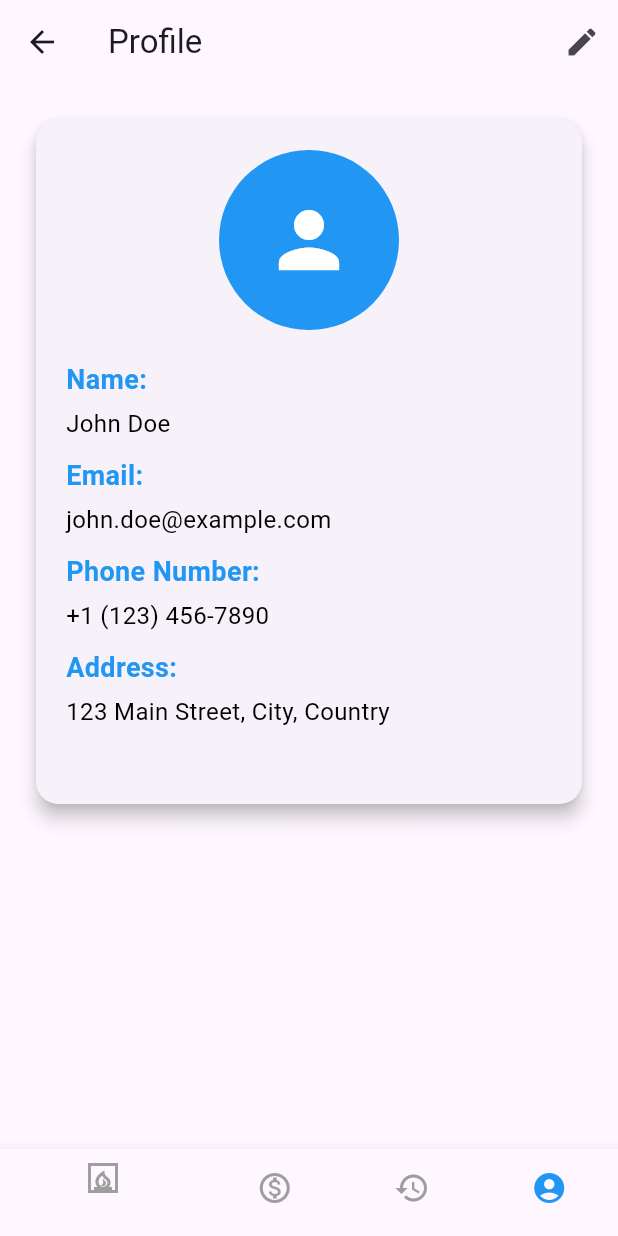
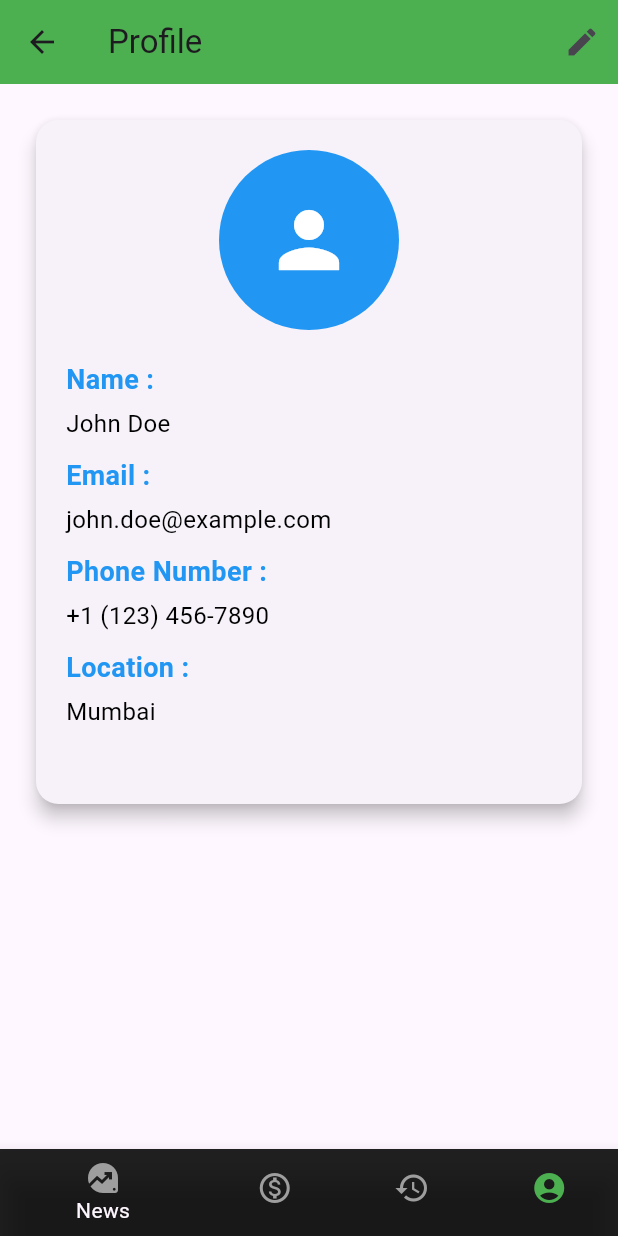
Before and after one commit to SiddheshMore24/WidgetWizards_2.4.1, a Flutter app: the NavBar screen opened directly, item 4 of the bottom bar chosen, on a phone screen of 412 x 824 dp. Run offline on Flutter 3.47's test engine with Material 3 defaults, Android fonts, the phone set to English and light mode, and no system bars; our stand-ins replace firebase_auth, firebase_core, flutter_spinkit, google_fonts; accounts and stored records are empty; network calls fail.

Commit message:
Update Design

```diff
--- a/lib/NavBar.dart
+++ b/lib/NavBar.dart
@@ -3,7 +3,6 @@ import 'package:widget_wizards/view/donate.dart';
 import 'package:widget_wizards/view/news.dart';
 import 'package:widget_wizards/view/transaction.dart';
 import 'package:widget_wizards/view/user_profile.dart';
-
 import 'model/user.dart';
 
 class NavBar extends StatefulWidget {
@@ -19,7 +18,7 @@ class _NavBarState extends State<NavBar> {
     name: 'John Doe',
     email: 'john.doe@example.com',
     phoneNumber: '+1 (123) 456-7890',
-    address: '123 Main Street, City, Country',
+    location: 'Mumbai',
   );
 
   void selectItem(int idx) {
@@ -49,12 +48,14 @@ class _NavBarState extends State<NavBar> {
         onTap: selectItem,
         items: [
           BottomNavigationBarItem(
+            backgroundColor: Colors.black87,
             icon: Icon(
-              Icons.fireplace_outlined,
-              color: index == 0 ? Colors.blue : Colors.grey,
+              Icons.data_exploration,
+              color: index == 0 ? Colors.white : Colors.grey,
             ),
             label: "News",
           ),
+
           BottomNavigationBarItem(
             icon: Icon(
               Icons.monetization_on_outlined,
@@ -62,17 +63,19 @@ class _NavBarState extends State<NavBar> {
             ),
             label: "Donation",
           ),
+
           BottomNavigationBarItem(
             icon: Icon(
               Icons.history,
-              color: index == 2 ? Colors.blue : Colors.grey,
+              color: index == 2 ? Colors.teal : Colors.grey,
             ),
             label: "Transaction",
           ),
+
           BottomNavigationBarItem(
             icon: Icon(
               Icons.account_circle_rounded,
-              color: index == 3 ? Colors.blue : Colors.grey,
+              color: index == 3 ? Colors.green : Colors.grey,
             ),
             label: "Profile",
           ),
--- a/lib/authentication/auth.dart
+++ b/lib/authentication/auth.dart
@@ -59,7 +59,9 @@ class _AuthScreenState extends State<AuthScreen> {
   Widget build(BuildContext context) {
      return Scaffold(
        backgroundColor: Theme.of(context).colorScheme.primary,
-      body: Center(
+       body: Padding (
+        padding: const EdgeInsets.only(top: 100.0),
+        child: Center(
           child: SingleChildScrollView(
             child: Column(
               mainAxisAlignment: MainAxisAlignment.center,
@@ -168,6 +170,7 @@ class _AuthScreenState extends State<AuthScreen> {
             ),
            ),
          ),
+       ),
      );
    }
 }
--- a/lib/main.dart
+++ b/lib/main.dart
@@ -3,9 +3,9 @@ import 'package:flutter/material.dart';
 import 'package:widget_wizards/NavBar.dart';
 import 'package:widget_wizards/firebase_options.dart';
 import 'package:widget_wizards/view/donate.dart';
-import 'package:widget_wizards/view/timepass.dart';
+import 'package:widget_wizards/authentication/auth.dart';
 
-import 'package:widget_wizards/authentication/auth.dart';
+import 'authentication/auth2.dart';
 void main() async {
   WidgetsFlutterBinding.ensureInitialized();
   await Firebase.initializeApp(
@@ -39,7 +39,7 @@ class MyApp extends StatelessWidget {
                       child: Text("UserHomePage")),
                       ElevatedButton(
                       onPressed: () {
-                       Navigator.push(context, MaterialPageRoute(builder: (ctx)=>AuthScreen()));
+                       Navigator.push(context, MaterialPageRoute(builder: (ctx)=>AuthScreen2()));
                         // Navigator.of(context).push(MaterialPageRoute(
                         //     builder: (ctx) => ClientProfile()));
                       },
--- a/lib/model/user.dart
+++ b/lib/model/user.dart
@@ -2,12 +2,12 @@ class User {
   final String name;
   final String email;
   final String phoneNumber;
-  final String address;
+  final String location;
 
   User({
     required this.name,
     required this.email,
     required this.phoneNumber,
-    required this.address,
+    required this.location,
   });
 }
--- a/lib/view/donate.dart
+++ b/lib/view/donate.dart
@@ -46,7 +46,8 @@ class Donation extends StatelessWidget {
   Widget build(BuildContext context) {
     return Scaffold(
       appBar: AppBar(
-        title: Text('Calamities'),
+        title: Text('Content & Donation'),
+        backgroundColor: Colors.lightBlueAccent,
       ),
       body:ListView.builder(
         itemCount: calamities.length,
--- a/lib/view/transaction.dart
+++ b/lib/view/transaction.dart
@@ -25,7 +25,7 @@ class Transaction extends StatelessWidget {
   Widget build(BuildContext context) {
     return Scaffold(
       appBar: AppBar(
-        title: Text("Donations"),
+        title: Text("Transaction History"),
         backgroundColor: Colors.teal, // Change app bar color
       ),
       body: Container(
@@ -61,7 +61,7 @@ class Transaction extends StatelessWidget {
                           style: TextStyle(fontSize: 18.0, fontWeight: FontWeight.bold, color: Colors.teal),
                         ),
                         SizedBox(height: 8.0),
-                        Row(
+                        Column(
                           mainAxisAlignment: MainAxisAlignment.spaceBetween,
                           children: [
                             Text(
--- a/lib/view/user_profile.dart
+++ b/lib/view/user_profile.dart
@@ -15,7 +15,7 @@ class _ProfilePageState extends State<ProfilePage> {
   late TextEditingController nameController;
   late TextEditingController emailController;
   late TextEditingController phoneNumberController;
-  late TextEditingController addressController;
+  late TextEditingController locationController;
 
   @override
   void initState() {
@@ -23,7 +23,7 @@ class _ProfilePageState extends State<ProfilePage> {
     nameController = TextEditingController(text: widget.user.name);
     emailController = TextEditingController(text: widget.user.email);
     phoneNumberController = TextEditingController(text: widget.user.phoneNumber);
-    addressController = TextEditingController(text: widget.user.address);
+    locationController = TextEditingController(text: widget.user.location);
   }
 
   @override
@@ -31,7 +31,7 @@ class _ProfilePageState extends State<ProfilePage> {
     nameController.dispose();
     emailController.dispose();
     phoneNumberController.dispose();
-    addressController.dispose();
+    locationController.dispose();
     super.dispose();
   }
 
@@ -47,7 +47,7 @@ class _ProfilePageState extends State<ProfilePage> {
     print('Name: ${nameController.text}');
     print('Email: ${emailController.text}');
     print('Phone Number: ${phoneNumberController.text}');
-    print('Address: ${addressController.text}');
+    print('Location: ${locationController.text}');
 
     // Show a success message
     showDialog(
@@ -85,6 +85,7 @@ class _ProfilePageState extends State<ProfilePage> {
     return Scaffold(
       appBar: AppBar(
         title: Text('Profile'),
+        backgroundColor: Colors.green,
         actions: [
           IconButton(
             icon: Icon(Icons.edit),
@@ -119,10 +120,10 @@ class _ProfilePageState extends State<ProfilePage> {
                     ),
                   ),
                   SizedBox(height: 20.0),
-                  _buildInfoRow('Name:', nameController, isEditing),
-                  _buildInfoRow('Email:', emailController, isEditing),
-                  _buildInfoRow('Phone Number:', phoneNumberController, isEditing),
-                  _buildInfoRow('Address:', addressController, isEditing),
+                  _buildInfoRow('Name :', nameController, isEditing),
+                  _buildInfoRow('Email :', emailController, isEditing),
+                  _buildInfoRow('Phone Number :', phoneNumberController, isEditing),
+                  _buildInfoRow('Location :', locationController, isEditing),
                   SizedBox(height: 20.0),
                   if (isEditing)
                     Center(
```
Also changed, not shown: lib/authentication/auth2.dart (+14 -6 lines), lib/view/news.dart (+5 -3 lines). Lines whose indentation alone changed are shown as unchanged.
